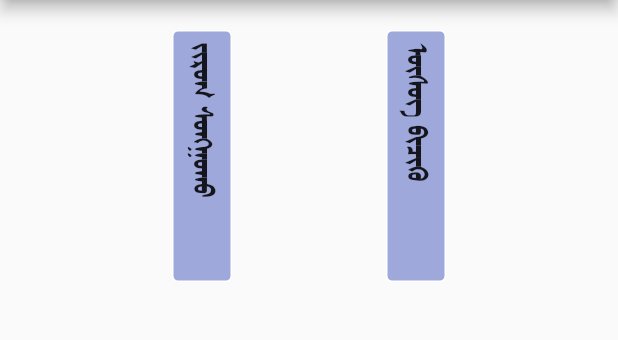
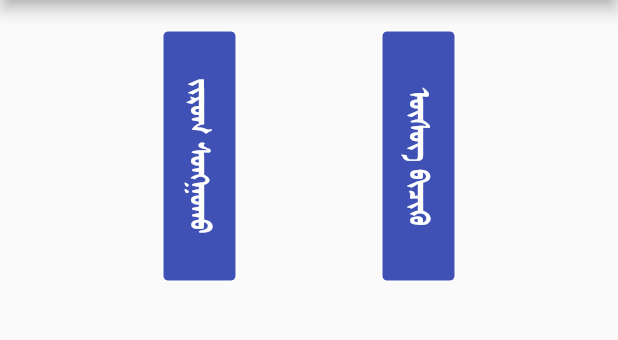
Before and after one commit to zmongol/ZcodeMachineLearning, a Flutter app: the screen it shows after launch, on a phone screen of 412 x 824 dp, the part 84-424 px from its top. Run offline on Flutter 3.47's test engine with Material 2 defaults, Android fonts, the phone set to English and light mode, and no system bars; our stand-ins replace flutter_screenutil, flutter_slidable, get, image_cropper, image_gallery_saver, image_picker and 3 more; missing offline and left inert: mongol; accounts and stored records are empty.

Commit message:
Make buttons bigger

```diff
--- a/lib/Screen/StartPage.dart
+++ b/lib/Screen/StartPage.dart
@@ -105,10 +105,10 @@ class _StartPageState extends State<StartPage> with WidgetsBindingObserver {
           },
           child: Container(
             margin: EdgeInsets.all(4),
-            width: 40,
+            width: 50,
             decoration: BoxDecoration(
                 border: Border.all(color: Colors.white),
-                color: Theme.of(context).backgroundColor,
+                color: Theme.of(context).primaryColor,
                 borderRadius: BorderRadius.circular(4)),
             child: Container(
               height: 150,
@@ -116,10 +116,10 @@ class _StartPageState extends State<StartPage> with WidgetsBindingObserver {
               child: RotatedBox(
                 quarterTurns: 1,
                 child: Align(
-                  alignment: Alignment.centerLeft,
+                  alignment: Alignment.center,
                   child: Text(
                       'ᡬᡬᢞᡭᢇ ᢔᡭᡪᢊᡱᡱᡭᡪᡪᡳ',
-                      style: TextStyle(fontSize: 24)
+                      style: TextStyle(fontSize: 24, color: Colors.white)
                   ),
                 ),
               ),
@@ -132,10 +132,10 @@ class _StartPageState extends State<StartPage> with WidgetsBindingObserver {
           },
           child: Container(
             margin: EdgeInsets.all(4),
-            width: 40,
+            width: 50,
             decoration: BoxDecoration(
                 border: Border.all(color: Colors.white),
-                color: Theme.of(context).backgroundColor,
+                color: Theme.of(context).primaryColor,
                 borderRadius: BorderRadius.circular(4)),
             child: Container(
               height: 150,
@@ -143,10 +143,10 @@ class _StartPageState extends State<StartPage> with WidgetsBindingObserver {
               child: RotatedBox(
                 quarterTurns: 1,
                 child: Align(
-                  alignment: Alignment.centerLeft,
+                  alignment: Alignment.center,
                   child: Text(
                       'ᡥᡭᡬᢔᡭᡬᡨ ᡳᡬᢚᡬᢋᡭ',
-                      style: TextStyle(fontSize: 24)
+                      style: TextStyle(fontSize: 24, color: Colors.white)
                   ),
                 ),
               ),
```
